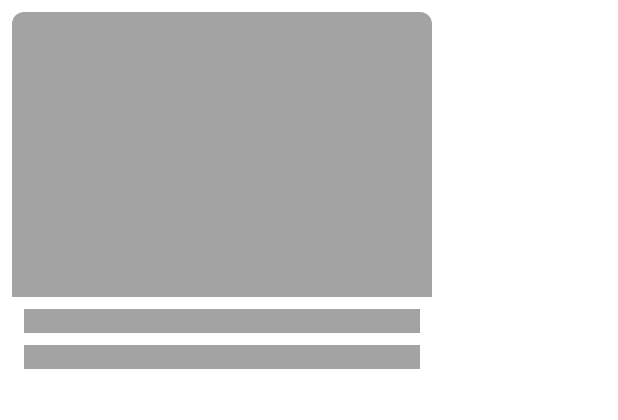
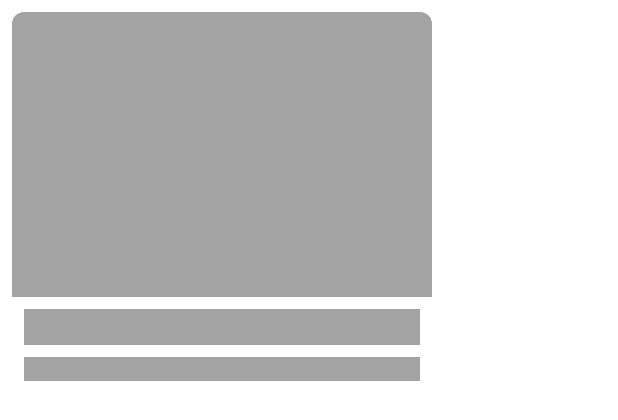
Before and after one commit to Taka1304/kit-bbs, an Android app: the layout event_card_skeleton.xml on its own in the app's theme, with its tools: preview values and no code run, on a phone screen of 412 x 824 dp. Shown: the top 420 px of the screen. Run offline under Robolectric (Android 15) with nearby library versions, the phone set to English and light mode, and no system bars.

Commit message:
Refactor: イベントカードのローディングをスケルトンコンポーネントに変更

```diff
--- a/app/src/main/res/layout/event_card_skeleton.xml
+++ b/app/src/main/res/layout/event_card_skeleton.xml
@@ -25,7 +25,7 @@
         <View
             android:id="@+id/skeletonTextViewTitle"
             android:layout_width="match_parent"
-            android:layout_height="16dp"
+            android:layout_height="24dp"
             android:layout_marginTop="8dp"
             android:layout_marginHorizontal="8dp"
             android:background="@color/skeleton_gray" />
@@ -34,8 +34,7 @@
             android:id="@+id/skeletonTextViewHashtags"
             android:layout_width="match_parent"
             android:layout_height="16dp"
-            android:layout_marginTop="8dp"
-            android:layout_marginHorizontal="8dp"
+            android:layout_margin="8dp"
             android:background="@color/skeleton_gray" />
 
     </LinearLayout>
--- a/app/src/main/res/layout/thread_item.xml
+++ b/app/src/main/res/layout/thread_item.xml
@@ -3,7 +3,8 @@
     android:layout_height="wrap_content"
     android:background="@android:color/white"
     android:orientation="vertical"
-    android:padding="16dp">
+    android:padding="16dp"
+    >
 
     <TextView
         android:id="@+id/titleTextView"
```
Also changed, not shown: app/src/main/java/com/example/kit_bbs/EventFragment.java (+14 -15 lines), app/src/main/res/layout/fragment_event.xml (+2 -13 lines).
